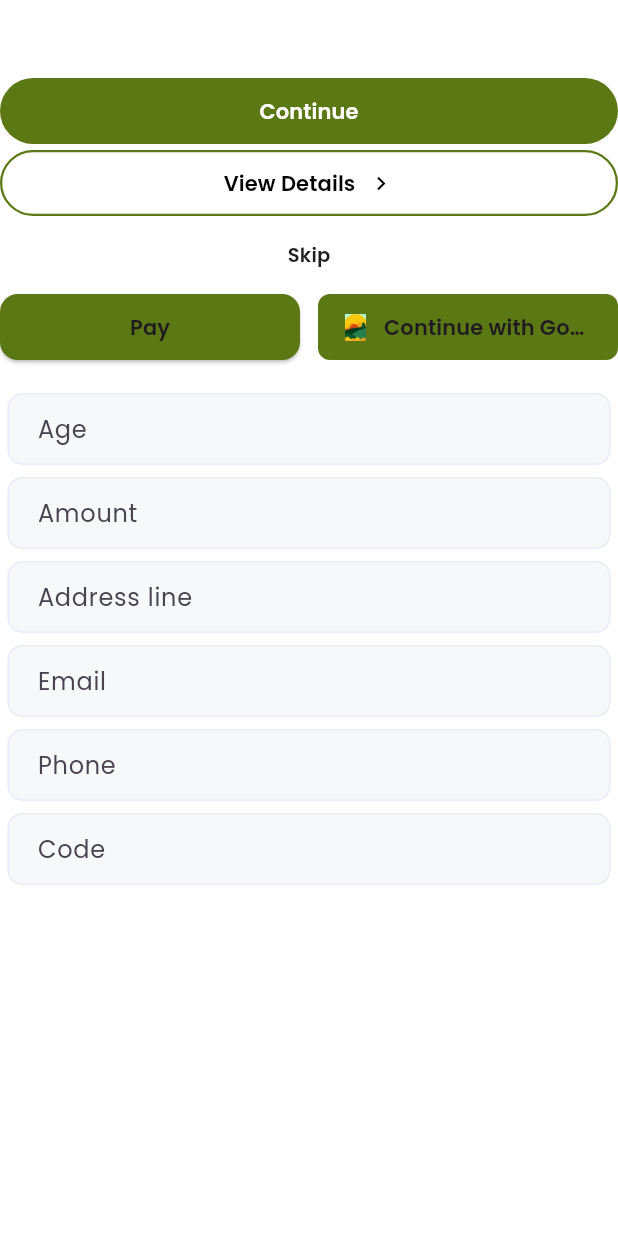
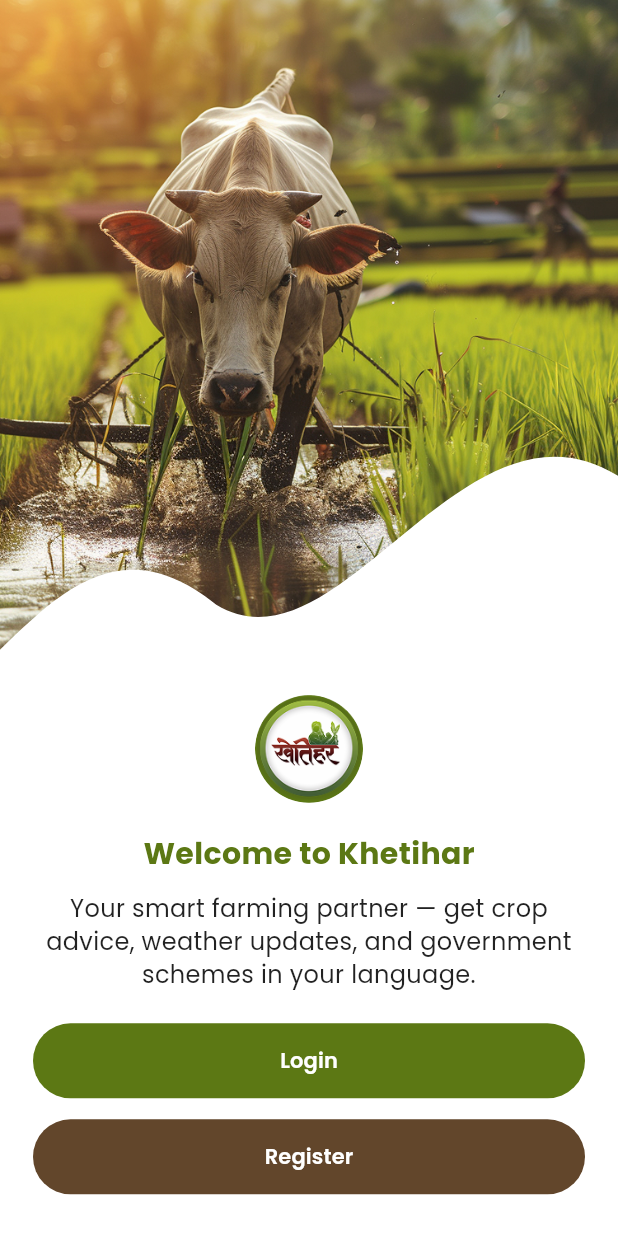
Before and after one commit to Kirtihoodaa/Khetihar, a Flutter app: the screen it shows after launch, after a tap on "Skip", on a phone screen of 412 x 824 dp. Run offline on Flutter 3.47's test engine with Material 3 defaults, Android fonts, the phone set to English and light mode, and no system bars; our stand-ins replace get, google_fonts.

Commit message:
Splash Screen
Splash Screen UI completed with
- on boarding
- welcome

```diff
--- /dev/null
+++ b/lib/SplashScreen/OnBording.dart
@@ -0,0 +1,238 @@
+import 'package:flutter/material.dart';
+import 'package:khetihar/Components/CustomButton.dart';
+import 'package:khetihar/SplashScreen/WelcomeScreen.dart';
+import 'package:khetihar/Theme/AppColors.dart';
+import 'package:khetihar/Theme/FontSize.dart';
+
+class OnboardingSlide {
+  final String imageAsset;
+  final String title;
+  final String subtitle;
+  OnboardingSlide({
+    required this.imageAsset,
+    required this.title,
+    required this.subtitle,
+  });
+}
+
+class OnboardingScreen extends StatefulWidget {
+  const OnboardingScreen({super.key});
+
+  @override
+  State<OnboardingScreen> createState() => _OnboardingScreenState();
+}
+
+class _OnboardingScreenState extends State<OnboardingScreen> {
+  final PageController _controller = PageController();
+  int _index = 0;
+
+  final List<OnboardingSlide> _slides = [
+    OnboardingSlide(
+      imageAsset: 'Assets/HomeScreens/Onbording1.png',
+      title: 'Grow Smarter with Expert\nCrop Advic',
+      subtitle:
+          'Get instant, personalized\nrecommendations for your crops using AI\n+ expert analysis.',
+    ),
+    OnboardingSlide(
+      imageAsset: 'Assets/HomeScreens/Onbording2.png',
+      title: 'Plan with Weather & Soil Insights',
+      subtitle:
+          'Stay prepared with local weather\n forecasts and soil health reports before\n you plant.',
+    ),
+    OnboardingSlide(
+      imageAsset: 'Assets/HomeScreens/Onbording3.png',
+      title: 'Detect Pests & Diseases Early',
+      subtitle:
+          'Upload crop images to diagnose issues\n fast and get expert treatment advice\n instantly.',
+    ),
+  ];
+
+  void _goNext() {
+    if (_index < _slides.length - 1) {
+      _controller.animateToPage(
+        _index + 1,
+        duration: Duration(milliseconds: 280),
+        curve: Curves.ease,
+      );
+    } else {
+      Navigator.of(
+        context,
+      ).pushReplacement(MaterialPageRoute(builder: (_) => WelcomeScreen()));
+    }
+  }
+
+  void _skip() {
+    Navigator.of(
+      context,
+    ).pushReplacement(MaterialPageRoute(builder: (_) => WelcomeScreen()));
+  }
+
+  @override
+  void dispose() {
+    _controller.dispose();
+    super.dispose();
+  }
+
+  Widget _dots() {
+    return Row(
+      mainAxisAlignment: MainAxisAlignment.center,
+      children: List.generate(_slides.length, (i) {
+        final bool isActive = i == _index;
+        return Container(
+          margin: const EdgeInsets.symmetric(horizontal: 6),
+          width: 12,
+          height: 12,
+          decoration: BoxDecoration(
+            shape: BoxShape.circle,
+            color: isActive ? Colors.white : AppColors.greyBorder,
+            border: Border.all(
+              color: isActive ? AppColors.green : Colors.transparent,
+              width: 6,
+            ),
+          ),
+        );
+      }),
+    );
+  }
+
+  @override
+  Widget build(BuildContext context) {
+    return Scaffold(
+      backgroundColor: Colors.white,
+      body: SafeArea(
+        child: Padding(
+          padding: EdgeInsets.only(top: 20, left: 10, right: 10),
+          child: Column(
+            children: [
+              // Card with image + Skip
+              Stack(
+                children: [
+                  Container(
+                    width: double.infinity,
+                    decoration: BoxDecoration(
+                      borderRadius: BorderRadius.circular(28),
+                    ),
+                    child: ClipRRect(
+                      borderRadius: BorderRadius.circular(28),
+                      child: AspectRatio(
+                        aspectRatio: 0.75,
+                        child: PageView.builder(
+                          controller: _controller,
+                          physics: const NeverScrollableScrollPhysics(),
+                          onPageChanged: (i) => setState(() => _index = i),
+                          itemCount: _slides.length,
+                          itemBuilder: (context, i) {
+                            return Stack(
+                              fit: StackFit.expand,
+                              children: [
+                                // Illustration (covers top part)
+                                Align(
+                                  alignment: Alignment.topCenter,
+                                  child: ClipRRect(
+                                    borderRadius: const BorderRadius.only(
+                                      topLeft: Radius.circular(28),
+                                      topRight: Radius.circular(28),
+                                    ),
+                                    child: Image.asset(
+                                      _slides[i].imageAsset,
+                                      fit: BoxFit.cover,
+                                      height: double.infinity,
+                                      width: double.infinity,
+                                    ),
+                                  ),
+                                ),
+                              ],
+                            );
+                          },
+                        ),
+                      ),
+                    ),
+                  ),
+                  // Skip button
+                  Positioned(
+                    right: 5,
+                    top: 8,
+                    child: TextButton.icon(
+                      onPressed: _skip,
+                      style: TextButton.styleFrom(
+                        foregroundColor: AppColors.green,
+                        padding: EdgeInsets.symmetric(
+                          horizontal: 8,
+                          vertical: 4,
+                        ),
+                      ),
+                      icon: const SizedBox.shrink(),
+                      label: Row(
+                        children: [
+                          Text(
+                            'Skip',
+                            style: TextStyle(
+                              fontSize: primary(),
+                              fontWeight: FontWeight.bold,
+                            ),
+                          ),
+                          SizedBox(width: 2),
+                          Icon(Icons.chevron_right, size: 20),
+                        ],
+                      ),
+                    ),
+                  ),
+                ],
+              ),
+
+              const SizedBox(height: 22),
+
+              // Title
+              Text(
+                _slides[_index].title,
+                textAlign: TextAlign.center,
+                style: TextStyle(
+                  fontSize: 20,
+                  height: 1.25,
+                  fontWeight: FontWeight.bold,
+                  color: AppColors.green,
+                ),
+              ),
+
+              const SizedBox(height: 14),
+
+              // Subtitle
+              Text(
+                _slides[_index].subtitle,
+                textAlign: TextAlign.center,
+                style: TextStyle(
+                  fontSize: secondary(),
+                  height: 1.5,
+                  fontWeight: FontWeight.w300,
+                ),
+              ),
+
+              const Spacer(),
+
+              // Next button
+              SizedBox(
+                width: double.infinity,
+                child: CustomButton(
+                  text: 'Next',
+                  onPressed: _goNext,
+                  variant: ButtonVariant.filled,
+                  padding: const EdgeInsets.symmetric(vertical: 8),
+                  fontSize: primary(),
+                  fontWeight: FontWeight.w700,
+                  radius: 32,
+                  backgroundColor: AppColors.green,
+                  foregroundColor: Colors.white,
+                ),
+              ),
+
+              const SizedBox(height: 14),
+
+              // Dots
+              _dots(),
+            ],
+          ),
+        ),
+      ),
+    );
+  }
+}
--- /dev/null
+++ b/lib/SplashScreen/WelcomeScreen.dart
@@ -0,0 +1,132 @@
+import 'package:flutter/material.dart';
+import 'package:khetihar/Components/CustomButton.dart';
+import 'package:khetihar/Theme/AppColors.dart';
+import 'package:khetihar/Theme/FontSize.dart';
+
+class WelcomeScreen extends StatelessWidget {
+  const WelcomeScreen({super.key});
+
+  @override
+  Widget build(BuildContext context) {
+    return Scaffold(
+      backgroundColor: Colors.white,
+      body: Column(
+        children: [
+          // Image with curved bottom
+          ClipPath(
+            clipper: BottomDoubleWaveClipper(),
+            child: Image.asset(
+              'Assets/HomeScreens/Welcome.png',
+              fit: BoxFit.cover,
+              height: MediaQuery.of(context).size.height * 0.55,
+              width: double.infinity,
+            ),
+          ),
+
+          // Bottom Section
+          Expanded(
+            flex: 4,
+            child: Container(
+              width: double.infinity,
+              padding: EdgeInsets.symmetric(horizontal: 22, vertical: 10),
+              child: Column(
+                mainAxisAlignment: MainAxisAlignment.start,
+                children: [
+                  // Logo
+                  CircleAvatar(
+                    radius: 36,
+                    backgroundColor: Colors.white,
+                    backgroundImage: AssetImage('Assets/HomeScreens/Logo.png'),
+                  ),
+                  const SizedBox(height: 20),
+
+                  // Title
+                  Text(
+                    "Welcome to Khetihar",
+                    style: TextStyle(
+                      fontSize: 20,
+                      fontWeight: FontWeight.bold,
+                      color: AppColors.green,
+                    ),
+                  ),
+                  const SizedBox(height: 10),
+
+                  // Subtitle
+                  Text(
+                    "Your smart farming partner — get crop advice, weather updates, and government schemes in your language.",
+                    textAlign: TextAlign.center,
+                    style: TextStyle(
+                      fontSize: secondary(),
+                      fontWeight: FontWeight.w400,
+                      color: Colors.black87,
+                      height: 1.4,
+                    ),
+                  ),
+                  const SizedBox(height: 22),
+
+                  // Login Button
+                  CustomButton(
+                    text: "Login",
+                    onPressed: () {},
+                    backgroundColor: AppColors.green,
+                    foregroundColor: Colors.white,
+                    width: double.infinity,
+                    height: 50,
+                  ),
+                  SizedBox(height: 14),
+
+                  // Register Button
+                  CustomButton(
+                    text: "Register",
+                    onPressed: () {},
+                    backgroundColor: AppColors.brown,
+                    foregroundColor: Colors.white,
+                    width: double.infinity,
+                    height: 50,
+                  ),
+                ],
+              ),
+            ),
+          ),
+        ],
+      ),
+    );
+  }
+}
+
+class BottomDoubleWaveClipper extends CustomClipper<Path> {
+  @override
+  Path getClip(Size size) {
+    final w = size.width;
+    final h = size.height;
+
+    final Path path = Path();
+    path.lineTo(0, h - 20);
+
+    path.cubicTo(
+      w * 0.10,
+      h - 60, // control 1 (lift)
+      w * 0.20,
+      h - 100, // control 2 (peak up)
+      w * 0.35,
+      h - 50, // end of first small "u"
+    );
+
+    // Deeper "U" on the right
+    path.cubicTo(
+      w * 0.55,
+      h, // control 1 (dip down)
+      w * 0.75,
+      h - 200, // control 2 (deep peak up)
+      w,
+      h * 0.70, // end on right side
+    );
+
+    path.lineTo(w, 0);
+    path.close();
+    return path;
+  }
+
+  @override
+  bool shouldReclip(covariant CustomClipper<Path> oldClipper) => false;
+}
--- a/lib/Theme/FontSize.dart
+++ b/lib/Theme/FontSize.dart
@@ -1,16 +1,14 @@
-
-
 //For large heading
 double large() => 30;
 
 //Main headings
-double primary() => 16;
+double primary() => 18;
 
 //paragraph heading
-double secondary() => 14;
+double secondary() => 16;
 
 //Paragraph body
-double tertiary() => 12;
+double tertiary() => 14;
 
 //Small text
 double small() => 10;
--- a/lib/main.dart
+++ b/lib/main.dart
@@ -2,6 +2,7 @@ import 'package:flutter/material.dart';
 import 'package:google_fonts/google_fonts.dart';
 import 'package:get/get.dart';
 import 'package:khetihar/Components/demo.dart';
+import 'package:khetihar/SplashScreen/OnBording.dart';
 
 void main() {
   runApp(const MyApp());
@@ -15,7 +16,7 @@ class MyApp extends StatelessWidget {
     return GetMaterialApp(
       debugShowCheckedModeBanner: false,
       theme: ThemeData(textTheme: GoogleFonts.poppinsTextTheme()),
-      home: demo(),
+      home: OnboardingScreen(),
     );
   }
 }
```
Also changed, not shown: Assets/HomeScreens/Logo.png (added), Assets/HomeScreens/Onbording1.png, Assets/HomeScreens/Onbording2.png (added), Assets/HomeScreens/Onbording3.png (added), Assets/HomeScreens/Welcome.png.
